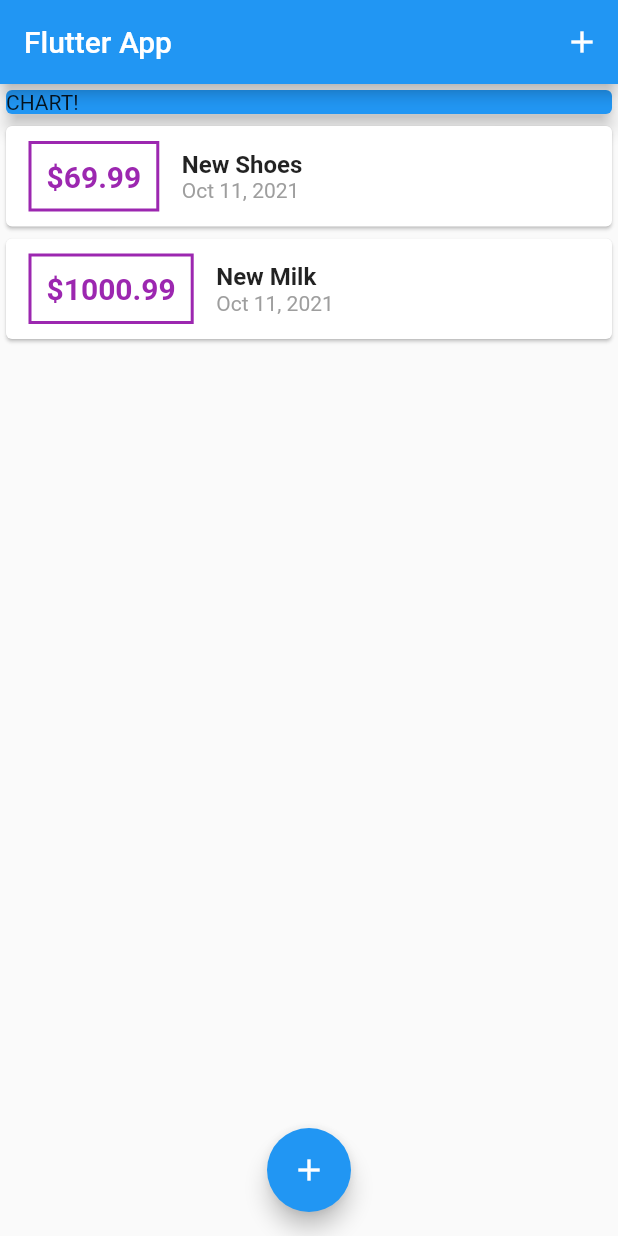
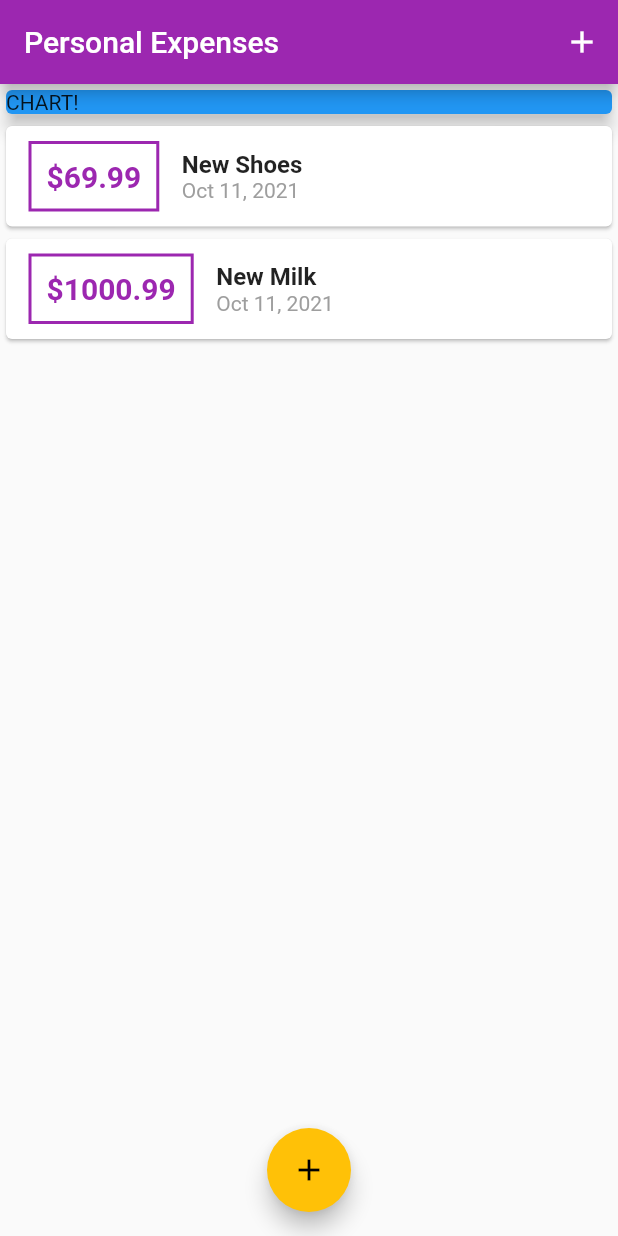
Before and after one commit to HHHMHA/expense-tracker, a Flutter app: the screen it shows after launch, on a phone screen of 412 x 824 dp. Run offline on Flutter 3.47's test engine with Material 2 defaults, Android fonts, the phone set to English and light mode, and no system bars.

Commit message:
Add Main Theme

```diff
--- /dev/null
+++ b/lib/common/themes.dart
@@ -0,0 +1,8 @@
+import 'package:flutter/material.dart';
+
+class Themes {
+  static final ThemeData mainTheme = ThemeData(
+    primarySwatch: Colors.purple,
+    accentColor: Colors.amber,
+  );
+}
--- a/lib/main.dart
+++ b/lib/main.dart
@@ -2,6 +2,8 @@ import 'package:expense_tracker/models/transaction.dart';
 import 'package:expense_tracker/widgets/transaction_form.dart';
 import 'package:expense_tracker/widgets/transaction_list.dart';
 import 'package:flutter/material.dart';
+
+import 'common/themes.dart';
 
 void main() => runApp(MyApp());
 
@@ -9,7 +11,8 @@ class MyApp extends StatelessWidget {
   @override
   Widget build(BuildContext context) {
     return MaterialApp(
-      title: 'Flutter App',
+      title: 'Personal Expenses',
+      theme: Themes.mainTheme,
       home: MyHomePage(),
     );
   }
@@ -32,7 +35,7 @@ class _MyHomePageState extends State<MyHomePage> {
   Widget build(BuildContext context) {
     return Scaffold(
       appBar: AppBar(
-        title: Text('Flutter App'),
+        title: Text('Personal Expenses'),
         actions: [
           IconButton(
             icon: Icon(Icons.add),
--- a/lib/widgets/transaction_widget.dart
+++ b/lib/widgets/transaction_widget.dart
@@ -21,7 +21,7 @@ class TransactionWidget extends StatelessWidget {
               ),
               decoration: BoxDecoration(
                 border: Border.all(
-                  color: Colors.purple,
+                  color: Theme.of(context).primaryColor,
                   width: 2,
                 ),
               ),
@@ -31,7 +31,7 @@ class TransactionWidget extends StatelessWidget {
                 style: TextStyle(
                   fontWeight: FontWeight.bold,
                   fontSize: 20,
-                  color: Colors.purple,
+                  color: Theme.of(context).primaryColor,
                 ),
               )),
           Column(crossAxisAlignment: CrossAxisAlignment.start, children: [
```
